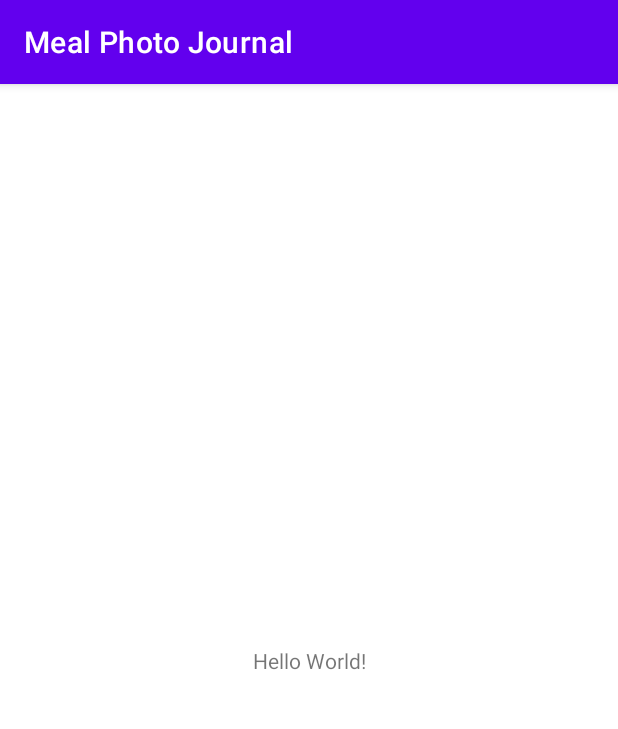
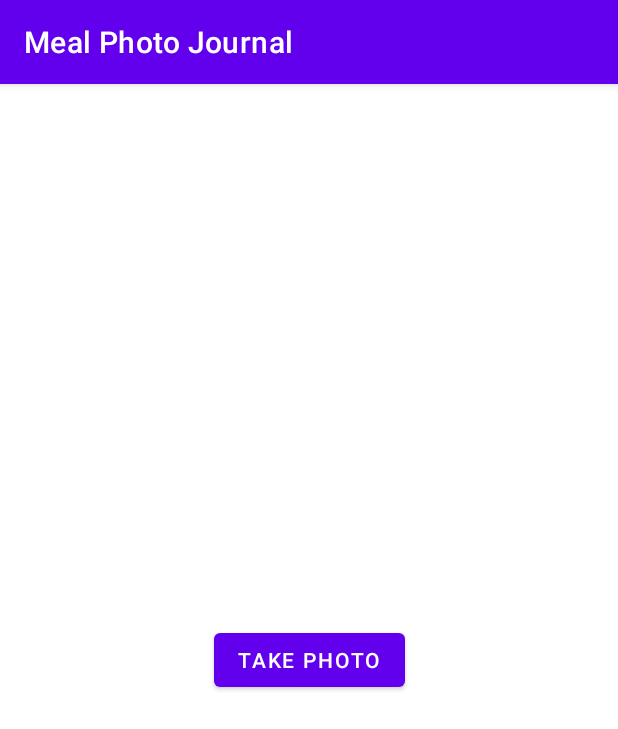
Before and after one commit to aaguil10/meal_photo_journal, an Android app: the screen it shows after launch (MainActivity), on a phone screen of 412 x 824 dp. Shown: the top 729 px of the screen. Run offline under Robolectric (Android 15) with nearby library versions, the phone set to English and light mode, and no system bars.

Commit message:
Added take photo button.

```diff
--- a/app/src/main/res/layout/activity_main.xml
+++ b/app/src/main/res/layout/activity_main.xml
@@ -6,13 +6,13 @@
     android:layout_height="match_parent"
     tools:context=".MainActivity">
 
-    <TextView
+    <Button
         android:layout_width="wrap_content"
         android:layout_height="wrap_content"
-        android:text="Hello World!"
+        android:text="@string/take_photo_btn_text"
         app:layout_constraintBottom_toBottomOf="parent"
         app:layout_constraintLeft_toLeftOf="parent"
         app:layout_constraintRight_toRightOf="parent"
-        app:layout_constraintTop_toTopOf="parent" />
+        app:layout_constraintTop_toTopOf="parent"></Button>
 
 </androidx.constraintlayout.widget.ConstraintLayout>
--- a/app/src/main/res/values/strings.xml
+++ b/app/src/main/res/values/strings.xml
@@ -1,3 +1,4 @@
 <resources>
     <string name="app_name">Meal Photo Journal</string>
+    <string name="take_photo_btn_text">Take Photo</string>
 </resources>
```
